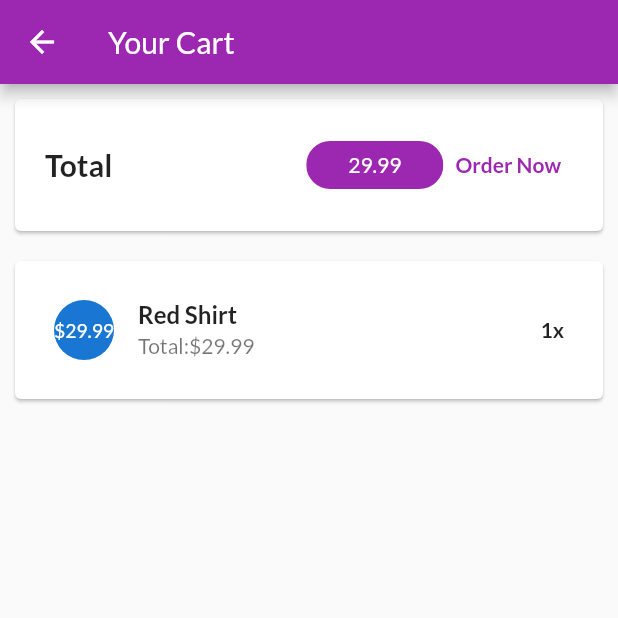
After one commit to FahadNakash/ShopApp_Getx, a Flutter app: the screen it shows after launch, after a tap on the "add shopping cart" icon, after a tap on the "card travel" icon, on a phone screen of 412 x 824 dp, the top half of it. The commit adds this screen. Run offline on Flutter 3.47's test engine with Material 2 defaults, Android fonts, the phone set to English and light mode, and no system bars; our stand-ins replace get; network calls fail.

Commit message:
solve obx error and work on cart screen

```diff
--- a/lib/constant/icon_text_button.dart
+++ b/lib/constant/icon_text_button.dart
@@ -2,7 +2,7 @@ import 'package:flutter/material.dart';
 import 'package:get/get.dart';
 import '../controller/cart_controller.dart';
 class TextIconButton extends StatelessWidget {
-  final Function onPressed;
+  final Function() onPressed;
   final String title;
   TextIconButton(this.title,this.onPressed);
   @override
@@ -11,7 +11,7 @@ class TextIconButton extends StatelessWidget {
     return Center(
       child: Stack(
         children: [
-          IconButton(icon: Icon(Icons.card_travel_outlined),onPressed: (){},),
+          IconButton(icon: Icon(Icons.card_travel_outlined),onPressed: onPressed,),
           Positioned(
             bottom: 5,
             right: 10,
--- a/lib/controller/cart_controller.dart
+++ b/lib/controller/cart_controller.dart
@@ -7,16 +7,28 @@ class CartController extends GetxController{
   RxMap cartItems=<String,Cart>{}.obs;
 
   void addItemsToCart(String proid,String title,double price){
+    print(cartItems.value);
    // cartItems.value.values.toList().forEach((element) {print(element.title);});
-    if (cartItems.value.containsKey(proid)) {
+    Map<String,Cart> temp=Map.from(cartItems.value);
+    if (temp.containsKey(proid)) {
       print('exist');
-      cartItems.value.update(proid, (existingvalue) => Cart(id: existingvalue.id, title: existingvalue.title, price: existingvalue.price, quantity:existingvalue.quantity+1 ));
+      temp.update(proid, (existingvalue) => Cart(id: existingvalue.id, title: existingvalue.title, price: existingvalue.price, quantity:(existingvalue.quantity??0)+1 ));
+      cartItems.value=temp;
       //add quantity
     }else{
       print('new add');
-      cartItems.value.putIfAbsent(proid, () => Cart(id: DateTime.now().toString(), title: title, price: price,quantity: 1));
+      temp.putIfAbsent(proid, () => Cart(id: DateTime.now().toString(), title: title, price: price,quantity: 1));
+      cartItems.value=temp;
       Get.snackbar('Items added', 'Yours Product add Successfully',duration: Duration(seconds: 1),snackPosition:SnackPosition.BOTTOM);
-
     }
   }
+
+  double get totalPrice{
+    double total=0;
+    cartItems.value.forEach((key, cartItem) {
+      total =total+cartItem.price*cartItem.quantity;
+    });
+    return total;
+  }
+
 }
--- a/lib/main.dart
+++ b/lib/main.dart
@@ -1,9 +1,11 @@
 import 'package:flutter/material.dart';
 import 'package:get/get.dart';
+import 'package:shopapp_getx/screens/cart_screen.dart';
 import '/controller/cart_controller.dart';
 import 'controller/products_controller.dart';
 import 'screens/product_overview_screen.dart';
 import 'screens/product_detail_screen.dart';
+import 'screens/cart_screen.dart';
 void main() {
   Get.put(CartController());
   Get.put(ProductsController());
@@ -27,6 +29,7 @@ class MyApp extends StatelessWidget {
       home: ProductOverViewScreen(),
       getPages: [
         GetPage(name: '/product_detail_screen', page: ()=>ProductDetailScreen()),
+        GetPage(name: '/cart_screen', page: ()=>CartScreen()),
       ],
     );
   }
--- /dev/null
+++ b/lib/screens/cart_screen.dart
@@ -0,0 +1,48 @@
+import 'package:flutter/material.dart';
+import 'package:shopapp_getx/model/cart.dart';
+import '../controller/cart_controller.dart';
+import '../widgets/cart_items.dart';
+class CartScreen extends StatelessWidget {
+  const CartScreen({Key? key}) : super(key: key);
+
+  @override
+  Widget build(BuildContext context) {
+    final cartController=CartController.cartGetter;
+    final cart=cartController.cartItems.value.values.toList();
+    print(cart);
+
+    return Scaffold(
+      appBar: AppBar(
+        title: Text('Your Cart'),
+      ),
+      body: Column(
+        children: [
+          Card(
+            margin: EdgeInsets.all(10),
+            child: Padding(
+              padding: const EdgeInsets.all(20),
+              child: Row(
+                mainAxisAlignment: MainAxisAlignment.spaceBetween,
+                children: [
+                  Text('Total',style: TextStyle(fontWeight: FontWeight.bold,fontSize: 20),),
+                  Spacer(),
+                  SizedBox(width: 10,),
+                  Chip(label: Text(cartController.totalPrice.toStringAsFixed(2).toString(),style: TextStyle(color: Colors.white),),padding: EdgeInsets.only(left: 20,right: 20),backgroundColor: Colors.purple,),
+                  TextButton(onPressed: (){}, child: Text('Order Now',style: TextStyle(color: Colors.purple,fontWeight: FontWeight.bold),))
+                ],
+              ),
+            ),
+          ),
+          Expanded(child: ListView.builder(
+            itemCount: cartController.cartItems.value.length,
+              itemBuilder: (context,index){
+                return CartItems(
+                  cart[index]
+                );
+          })
+          )
+        ],
+      ),
+    );
+  }
+}
--- a/lib/screens/product_overview_screen.dart
+++ b/lib/screens/product_overview_screen.dart
@@ -5,6 +5,7 @@ import '../widgets/product_item.dart';
 import '../controller/products_controller.dart';
 import '../constant/icon_text_button.dart';
 import '../controller/cart_controller.dart';
+import '../screens/cart_screen.dart';
  enum FilterOptions{
   IsFavorite,
   All,
@@ -21,6 +22,7 @@ class ProductOverViewScreen extends StatelessWidget {
         title: Text('HomeScreen'),
         actions: [
           Obx(()=>TextIconButton(cartController.cartItems.value.length.toString(),(){
+            Get.to(CartScreen(),duration: Duration(milliseconds: 900),);
           }),),
           PopupMenuButton(
             itemBuilder: (_)=>[
--- /dev/null
+++ b/lib/widgets/cart_items.dart
@@ -0,0 +1,24 @@
+import 'package:flutter/material.dart';
+import '../model/cart.dart';
+class CartItems extends StatelessWidget {
+  final Cart cartdata;
+  CartItems(this.cartdata);
+
+  @override
+  Widget build(BuildContext context) {
+    return Card(
+      margin: EdgeInsets.all(10),
+      child:Padding(
+        padding: EdgeInsets.all(10),
+        child:  ListTile(
+          leading: CircleAvatar(
+            child: FittedBox(child: Text('\$${cartdata.price}'))
+          ),
+          title: Text('${cartdata.title}',style: TextStyle(fontWeight: FontWeight.bold),),
+          subtitle: Text('Total:\$${(cartdata.price!.toDouble()*cartdata.quantity!.toInt())}'),
+          trailing: Text('${cartdata.quantity}x',style: TextStyle(fontWeight: FontWeight.bold),),
+        ),
+      )
+    );
+  }
+}
--- a/lib/widgets/product_item.dart
+++ b/lib/widgets/product_item.dart
@@ -47,7 +47,7 @@ final cartController=CartController.cartGetter;
                   color: Theme.of(context).accentColor),
             ),
           ),
-        ));;
+        ));
   }
 }
 
```
